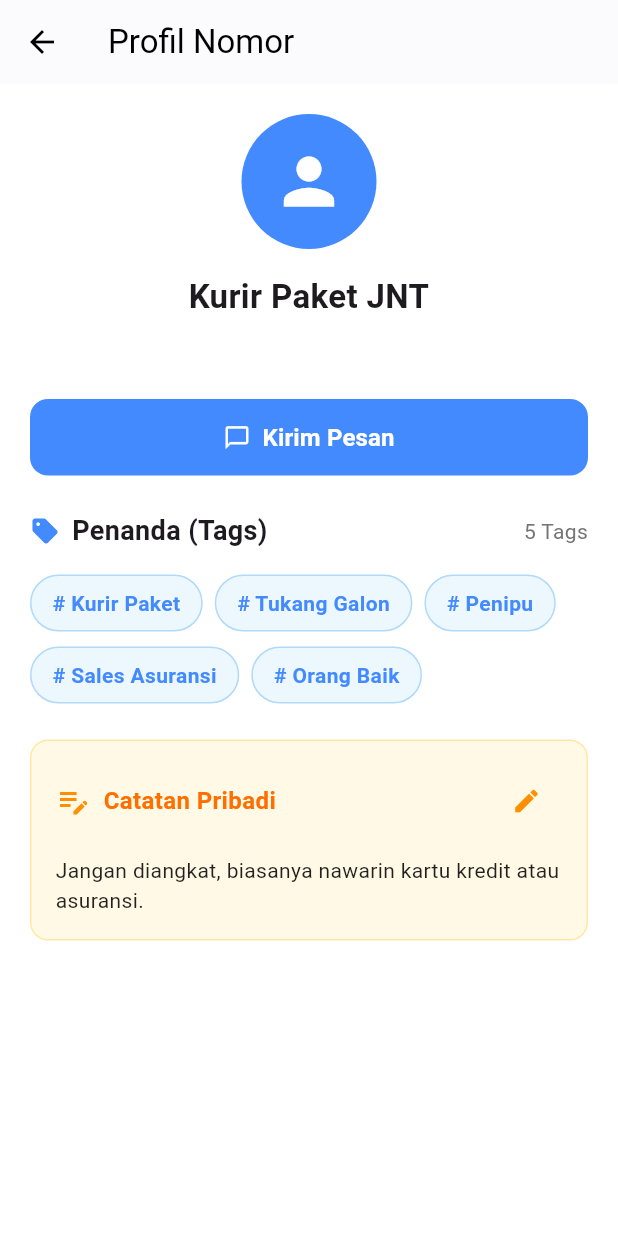
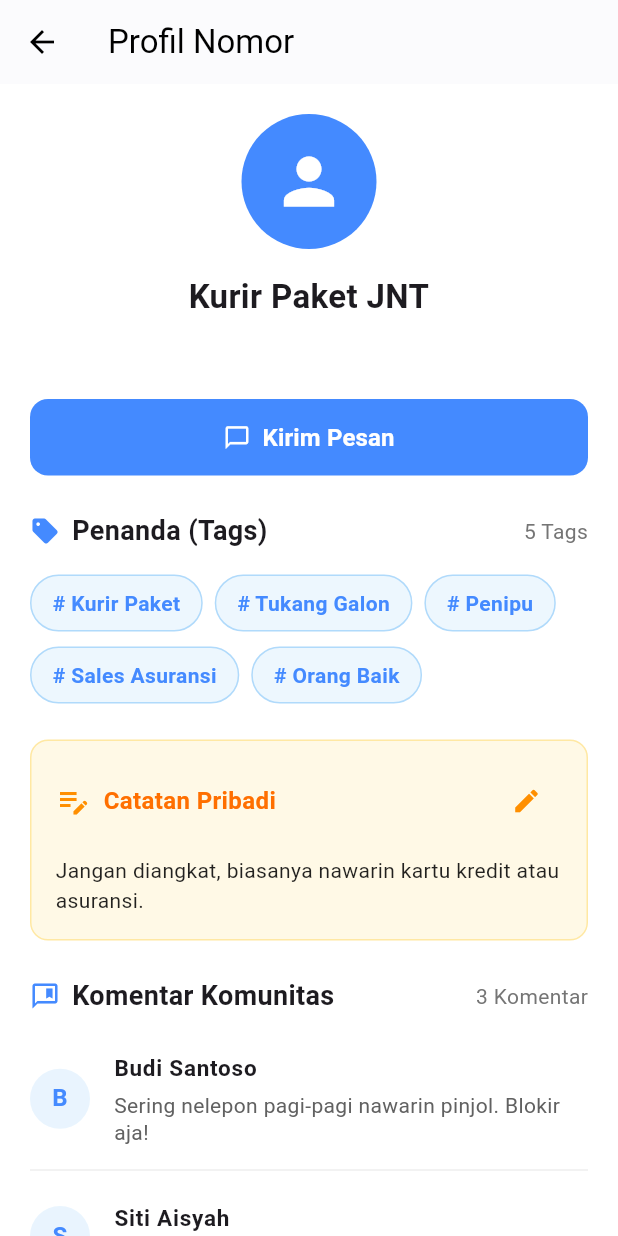
Before and after one commit to ENTERnBACK/mobprog_getcontact, a Flutter app: the SearchedProfileScreen screen opened directly with empty values, on a phone screen of 412 x 824 dp. Run offline on Flutter 3.47's test engine with Material 3 defaults, Android fonts, the phone set to English and light mode, and no system bars; our stand-ins replace image_picker, shared_preferences; accounts and stored records are empty.

Commit message:
feat: add comments section

```diff
--- a/lib/searched_profile/searched_profile_screen.dart
+++ b/lib/searched_profile/searched_profile_screen.dart
@@ -3,6 +3,7 @@
 import 'widgets/tags_section.dart';
 import 'widgets/message_action.dart';
 import 'widgets/personal_note.dart';
+import 'widgets/comments_section.dart';
 
 class SearchedProfileScreen extends StatelessWidget {
   final String phoneNumber;
@@ -41,6 +42,7 @@
             const PersonalNote(),
 
             const SizedBox(height: 24),
+            const CommentsSection(),
           ],
         ),
       ),
--- a/lib/searched_profile/widgets/comments_section.dart
+++ b/lib/searched_profile/widgets/comments_section.dart
@@ -0,0 +1,67 @@
+import 'package:flutter/material.dart';
+
+class CommentsSection extends StatelessWidget {
+  final List<Map<String, String>> comments = const [
+    {'name': 'Budi Santoso', 'text': 'Sering nelepon pagi-pagi nawarin pinjol. Blokir aja!'},
+    {'name': 'Siti Aisyah', 'text': 'Ini nomor kurir JNT langganan daerah Sudirman.'},
+    {'name': 'Anonim', 'text': 'Tukang tipu berkedok hadiah undian.'},
+  ];
+
+  const CommentsSection({super.key});
+
+  @override
+  Widget build(BuildContext context) {
+    return Column(
+      crossAxisAlignment: CrossAxisAlignment.start,
+      children: [
+        Row(
+          children: [
+            const Icon(Icons.comment_bank_outlined, color: Colors.blueAccent, size: 20),
+            const SizedBox(width: 8),
+            const Text(
+              'Komentar Komunitas',
+              style: TextStyle(fontSize: 18, fontWeight: FontWeight.bold),
+            ),
+            const Spacer(),
+            Text(
+              '${comments.length} Komentar',
+              style: TextStyle(color: Colors.grey.shade600, fontSize: 14),
+            ),
+          ],
+        ),
+        const SizedBox(height: 16),
+        ListView.separated(
+          shrinkWrap: true,
+          physics: const NeverScrollableScrollPhysics(),
+          itemCount: comments.length,
+          separatorBuilder: (context, index) => Divider(color: Colors.grey.shade200),
+          itemBuilder: (context, index) {
+            final comment = comments[index];
+            return ListTile(
+              contentPadding: EdgeInsets.zero,
+              leading: CircleAvatar(
+                backgroundColor: Colors.blue.withValues(alpha: 0.1),
+                foregroundColor: Colors.blueAccent,
+                child: Text(
+                  comment['name']![0],
+                  style: const TextStyle(fontWeight: FontWeight.bold),
+                ),
+              ),
+              title: Text(
+                comment['name']!,
+                style: const TextStyle(fontWeight: FontWeight.bold, fontSize: 15)
+              ),
+              subtitle: Padding(
+                padding: const EdgeInsets.only(top: 4.0),
+                child: Text(
+                  comment['text']!,
+                  style: TextStyle(color: Colors.grey.shade700, height: 1.3),
+                ),
+              ),
+            );
+          },
+        ),
+      ],
+    );
+  }
+}
```
